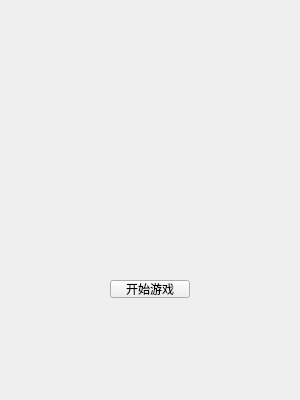
Above: Sudoku/widget.ui from SSDGK/-Qt- before the change. Below: the same form after it.
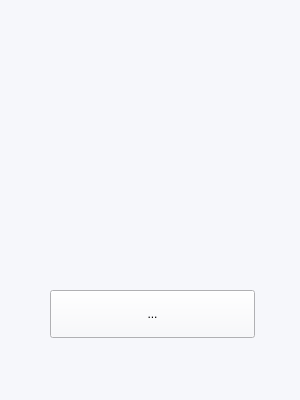
That is the form after the change. Icons and pictures are not drawn.

What changed in the file:
```diff
--- a/Sudoku/widget.ui
+++ b/Sudoku/widget.ui
@@ -10,26 +10,76 @@
     <height>400</height>
    </rect>
   </property>
+  <property name="minimumSize">
+   <size>
+    <width>300</width>
+    <height>400</height>
+   </size>
+  </property>
   <property name="maximumSize">
    <size>
-    <width>1920</width>
-    <height>1080</height>
+    <width>300</width>
+    <height>400</height>
    </size>
   </property>
   <property name="windowTitle">
    <string>Widget</string>
   </property>
-  <widget class="QPushButton" name="startButton">
+  <property name="styleSheet">
+   <string notr="true">background-color: rgb(246, 247, 251);</string>
+  </property>
+  <widget class="QToolButton" name="startButton">
    <property name="geometry">
     <rect>
-     <x>110</x>
-     <y>280</y>
-     <width>80</width>
-     <height>18</height>
+     <x>50</x>
+     <y>290</y>
+     <width>205</width>
+     <height>48</height>
     </rect>
    </property>
+   <property name="minimumSize">
+    <size>
+     <width>205</width>
+     <height>48</height>
+    </size>
+   </property>
+   <property name="maximumSize">
+    <size>
+     <width>205</width>
+     <height>48</height>
+    </size>
+   </property>
    <property name="text">
-    <string>开始游戏</string>
+    <string>...</string>
+   </property>
+   <property name="icon">
+    <iconset resource="icon.qrc">
+     <normaloff>:/icon/icon/startButton.png</normaloff>:/icon/icon/startButton.png</iconset>
+   </property>
+   <property name="iconSize">
+    <size>
+     <width>205</width>
+     <height>48</height>
+    </size>
+   </property>
+  </widget>
+  <widget class="QLabel" name="label">
+   <property name="geometry">
+    <rect>
+     <x>80</x>
+     <y>70</y>
+     <width>131</width>
+     <height>161</height>
+    </rect>
+   </property>
+   <property name="text">
+    <string/>
+   </property>
+   <property name="pixmap">
+    <pixmap resource="icon.qrc">:/icon/icon/background.jpg</pixmap>
+   </property>
+   <property name="scaledContents">
+    <bool>true</bool>
    </property>
   </widget>
  </widget>
```
Left out of the diff: 6 changed lines with no effect on the pictures.
